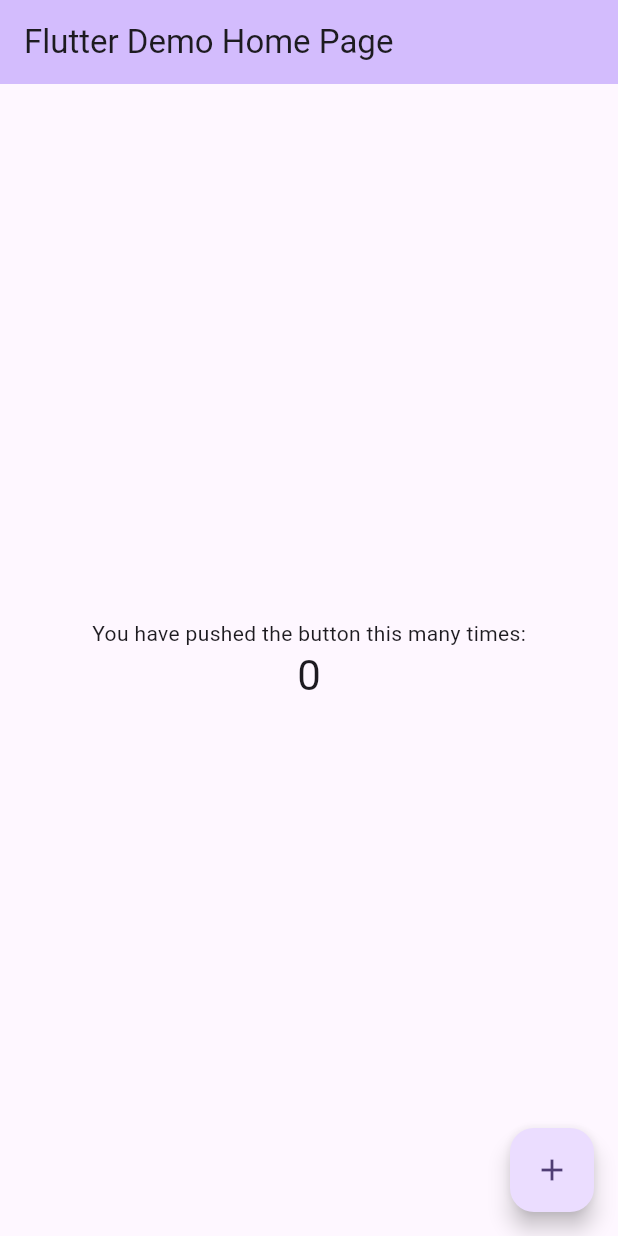
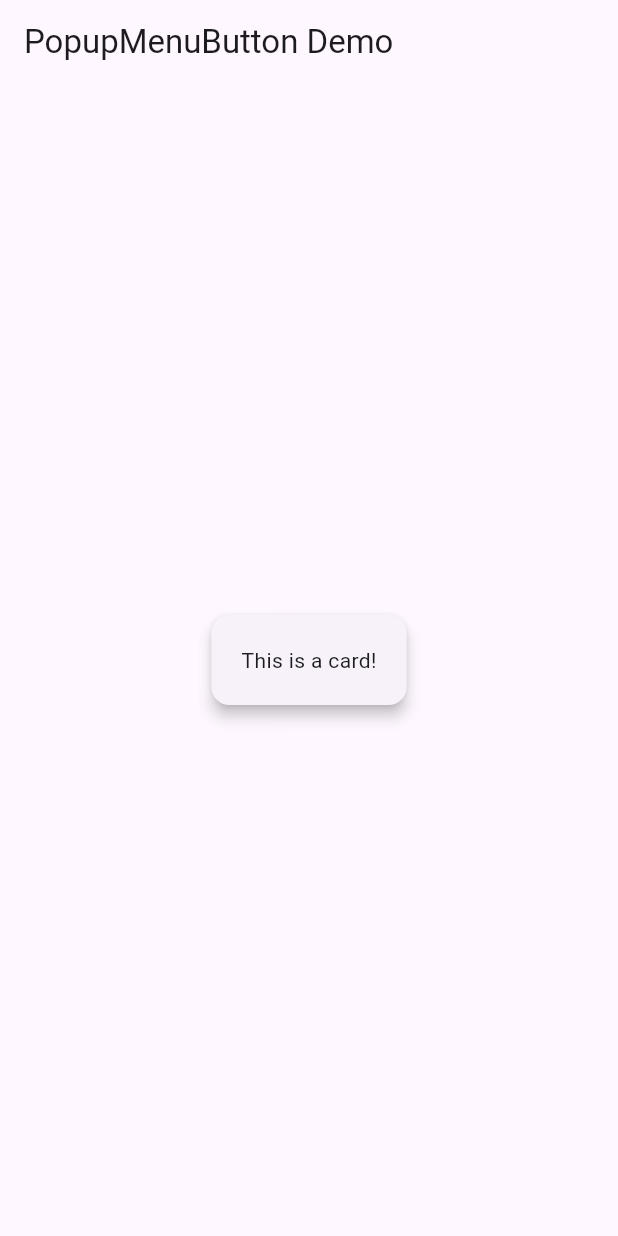
Before and after one commit to BirasaDivine/Flutter-Projects, a Flutter app: the screen it shows after launch, on a phone screen of 412 x 824 dp. Run offline on Flutter 3.47's test engine with Material 3 defaults, Android fonts, the phone set to English and light mode, and no system bars; accounts and stored records are empty.

Commit message:
feat(ui): add centered Card widget

```diff
--- a/popup_menu_demo/lib/main.dart
+++ b/popup_menu_demo/lib/main.dart
@@ -1,122 +1,26 @@
 import 'package:flutter/material.dart';
 
-void main() {
-  runApp(const MyApp());
-}
+void main() => runApp(const PopupMenuApp());
 
-class MyApp extends StatelessWidget {
-  const MyApp({super.key});
+class PopupMenuApp extends StatelessWidget {
+  const PopupMenuApp({super.key});
 
-  // This widget is the root of your application.
   @override
   Widget build(BuildContext context) {
     return MaterialApp(
-      title: 'Flutter Demo',
-      theme: ThemeData(
-        // This is the theme of your application.
-        //
-        // TRY THIS: Try running your application with "flutter run". You'll see
-        // the application has a purple toolbar. Then, without quitting the app,
-        // try changing the seedColor in the colorScheme below to Colors.green
-        // and then invoke "hot reload" (save your changes or press the "hot
-        // reload" button in a Flutter-supported IDE, or press "r" if you used
-        // the command line to start the app).
-        //
-        // Notice that the counter didn't reset back to zero; the application
-        // state is not lost during the reload. To reset the state, use hot
-        // restart instead.
-        //
-        // This works for code too, not just values: Most code changes can be
-        // tested with just a hot reload.
-        colorScheme: ColorScheme.fromSeed(seedColor: Colors.deepPurple),
+      home: Scaffold(
+        appBar: AppBar(title: const Text('PopupMenuButton Demo')),
+        body: Center(
+          child: Card(
+            elevation: 4,
+            margin: const EdgeInsets.all(20),
+            child: const Padding(
+              padding: EdgeInsets.all(20),
+              child: Text('This is a card!'),
+            ),
+          ),
+        ),
       ),
-      home: const MyHomePage(title: 'Flutter Demo Home Page'),
     );
   }
 }
-
-class MyHomePage extends StatefulWidget {
-  const MyHomePage({super.key, required this.title});
-
-  // This widget is the home page of your application. It is stateful, meaning
-  // that it has a State object (defined below) that contains fields that affect
-  // how it looks.
-
-  // This class is the configuration for the state. It holds the values (in this
-  // case the title) provided by the parent (in this case the App widget) and
-  // used by the build method of the State. Fields in a Widget subclass are
-  // always marked "final".
-
-  final String title;
-
-  @override
-  State<MyHomePage> createState() => _MyHomePageState();
-}
-
-class _MyHomePageState extends State<MyHomePage> {
-  int _counter = 0;
-
-  void _incrementCounter() {
-    setState(() {
-      // This call to setState tells the Flutter framework that something has
-      // changed in this State, which causes it to rerun the build method below
-      // so that the display can reflect the updated values. If we changed
-      // _counter without calling setState(), then the build method would not be
-      // called again, and so nothing would appear to happen.
-      _counter++;
-    });
-  }
-
-  @override
-  Widget build(BuildContext context) {
-    // This method is rerun every time setState is called, for instance as done
-    // by the _incrementCounter method above.
-    //
-    // The Flutter framework has been optimized to make rerunning build methods
-    // fast, so that you can just rebuild anything that needs updating rather
-    // than having to individually change instances of widgets.
-    return Scaffold(
-      appBar: AppBar(
-        // TRY THIS: Try changing the color here to a specific color (to
-        // Colors.amber, perhaps?) and trigger a hot reload to see the AppBar
-        // change color while the other colors stay the same.
-        backgroundColor: Theme.of(context).colorScheme.inversePrimary,
-        // Here we take the value from the MyHomePage object that was created by
-        // the App.build method, and use it to set our appbar title.
-        title: Text(widget.title),
-      ),
-      body: Center(
-        // Center is a layout widget. It takes a single child and positions it
-        // in the middle of the parent.
-        child: Column(
-          // Column is also a layout widget. It takes a list of children and
-          // arranges them vertically. By default, it sizes itself to fit its
-          // children horizontally, and tries to be as tall as its parent.
-          //
-          // Column has various properties to control how it sizes itself and
-          // how it positions its children. Here we use mainAxisAlignment to
-          // center the children vertically; the main axis here is the vertical
-          // axis because Columns are vertical (the cross axis would be
-          // horizontal).
-          //
-          // TRY THIS: Invoke "debug painting" (choose the "Toggle Debug Paint"
-          // action in the IDE, or press "p" in the console), to see the
-          // wireframe for each widget.
-          mainAxisAlignment: MainAxisAlignment.center,
-          children: <Widget>[
-            const Text('You have pushed the button this many times:'),
-            Text(
-              '$_counter',
-              style: Theme.of(context).textTheme.headlineMedium,
-            ),
-          ],
-        ),
-      ),
-      floatingActionButton: FloatingActionButton(
-        onPressed: _incrementCounter,
-        tooltip: 'Increment',
-        child: const Icon(Icons.add),
-      ), // This trailing comma makes auto-formatting nicer for build methods.
-    );
-  }
-}
```
Also changed, not shown: 1 other file.
